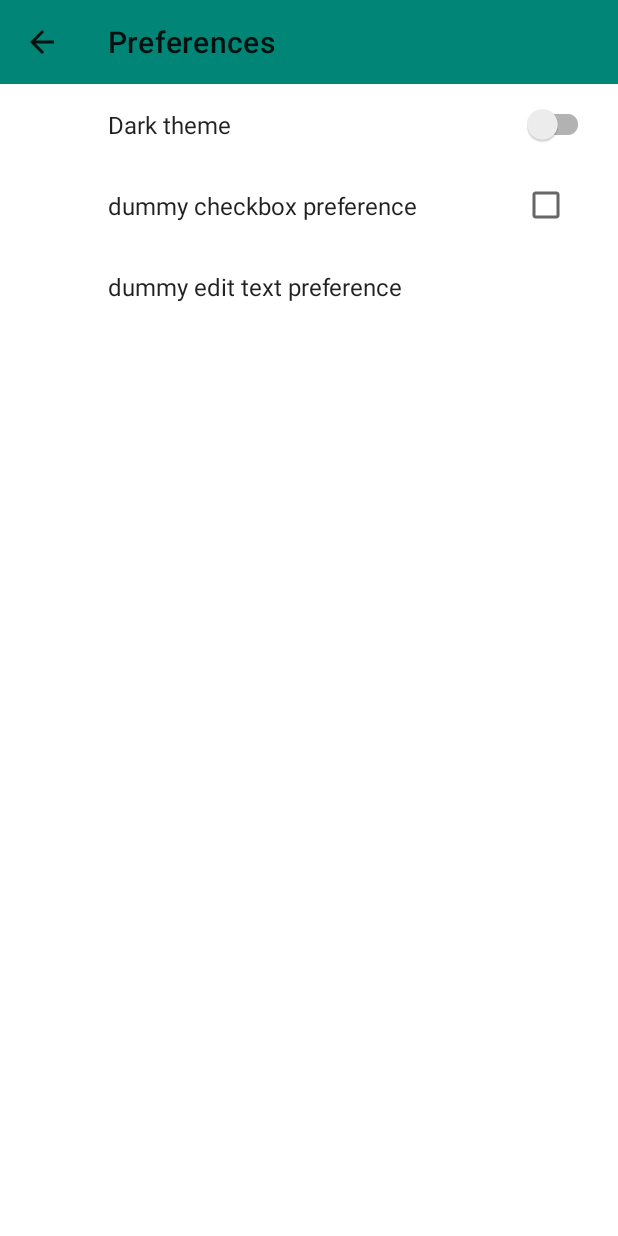
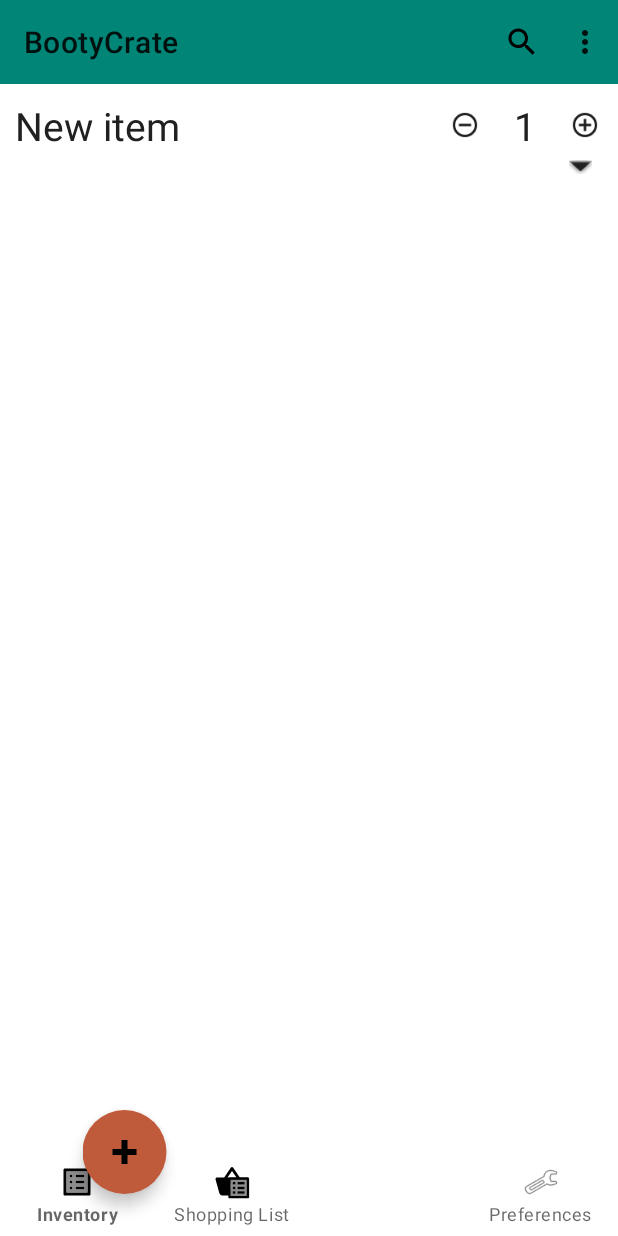
Before and after one commit to CliffracerMerchant/BootyCrate, an Android app: the screen it shows after launch (PreferencesActivity before the commit, MainActivity after it), in the options menu, after a tap on "Preferences", on a phone screen of 412 x 824 dp. Run offline under Robolectric (Android 15) with nearby library versions, the phone set to English and light mode, and no system bars; our stand-ins replace Room's generated code.

Commit message:
Refactored most of MainActivity into InventoryViewFragment

```diff
--- a/app/src/main/java/com/cliffracermerchant/bootycrate/IntegerEdit.kt
+++ b/app/src/main/java/com/cliffracermerchant/bootycrate/IntegerEdit.kt
@@ -31,6 +31,11 @@ import kotlinx.android.synthetic.main.integer_edit_layout.view.*
  *  intermediate states, IntegerEdit will only change its publicly accessible
  *  LiveData member after a change is made AND no further change to the value
  *  is made within the valueChangedNotificationTimeout interval.
+ *      The EditText is by default not focusable in touch mode, but this can be
+ *  changed by setting the member isEditable. If set to true, the user can edit
+ *  the value directly (rather than through the user of the decrease / increase
+ *  buttons). When in the editable state, the EditText will underline the cur-
+ *  rent value to indicate this to the user.
  *
  *  XML Attributes:
  *  - Int initialValue = 0: The starting value
--- a/app/src/main/java/com/cliffracermerchant/bootycrate/InventoryRecyclerView.kt
+++ b/app/src/main/java/com/cliffracermerchant/bootycrate/InventoryRecyclerView.kt
@@ -227,33 +227,6 @@ class InventoryRecyclerView(context: Context, attributes: AttributeSet) :
                     view.collapse()
                     expandedItemAdapterPos = null
                 }
-
-                // Data change listeners
-                /*view.nameEdit.setOnEditorActionListener { _, actionId, _ ->
-                    if (actionId == EditorInfo.IME_ACTION_DONE) {
-                        imm.hideSoftInputFromWindow(view.nameEdit.windowToken, 0)
-                        viewModel.updateName(listDiffer.currentList[adapterPosition],
-                                             view.nameEdit.text.toString())
-                        view.nameEdit.clearFocus()
-                    }
-                    actionId == EditorInfo.IME_ACTION_DONE
-                }
-                view.extraInfoEdit.setOnEditorActionListener { _, actionId, _ ->
-                    if (actionId == EditorInfo.IME_ACTION_DONE) {
-                        imm.hideSoftInputFromWindow(view.extraInfoEdit.windowToken, 0)
-                        view.extraInfoEdit.clearFocus()
-                        viewModel.updateExtraInfo(listDiffer.currentList[adapterPosition],
-                                                  view.extraInfoEdit.text.toString())
-                    }
-                    actionId == EditorInfo.IME_ACTION_DONE
-                }
-                view.amountEdit.valueEdit.setOnEditorActionListener { _, actionId, _ ->
-                    if (actionId == EditorInfo.IME_ACTION_DONE) {
-                        view.amountEdit.valueEdit.clearFocus()
-                        view.amountEdit.updateLiveDataFromEditor()
-                    }
-                    actionId == EditorInfo.IME_ACTION_DONE
-                }*/
                 view.nameEdit.liveData.observeForever { value ->
                     if (adapterPosition == -1) return@observeForever
                     viewModel.updateName(listDiffer.currentList[adapterPosition], value)
--- /dev/null
+++ b/app/src/main/java/com/cliffracermerchant/bootycrate/InventoryViewFragment.kt
@@ -0,0 +1,125 @@
+package com.cliffracermerchant.bootycrate
+
+import android.graphics.drawable.AnimatedVectorDrawable
+import android.graphics.drawable.Drawable
+import android.os.Bundle
+import android.view.*
+import androidx.fragment.app.Fragment
+import androidx.appcompat.view.ActionMode
+import androidx.lifecycle.Observer
+import androidx.lifecycle.ViewModelProvider
+import kotlinx.android.synthetic.main.inventory_view_fragment_layout.recyclerView
+import java.io.File
+
+class InventoryViewFragment : Fragment() {
+
+    private var deleteIcon: Drawable? = null
+    private var addIcon: Drawable? = null
+    private lateinit var mainActivity: MainActivity
+
+    companion object {
+        val instance = InventoryViewFragment()
+        // This is used to make sure that the selection state
+        // is not restored on a fresh restart of the app
+        var ranOnce = false
+    }
+
+    private lateinit var viewModel: InventoryViewModel
+
+    override fun onCreateView(inflater: LayoutInflater, container: ViewGroup?,
+                              savedInstanceState: Bundle?): View? {
+        return inflater.inflate(R.layout.inventory_view_fragment_layout, container, false)
+    }
+
+    override fun onViewCreated(view: View, savedInstanceState: Bundle?) {
+        super.onActivityCreated(savedInstanceState)
+        mainActivity = requireActivity() as MainActivity
+        viewModel = ViewModelProvider(this).get(InventoryViewModel::class.java)
+        recyclerView.setViewModel(this, viewModel)
+        recyclerView.bottomBar = mainActivity.bab
+
+        deleteIcon = requireActivity().getDrawable(R.drawable.fab_animated_add_to_delete_icon)
+        addIcon = requireActivity().getDrawable(R.drawable.fab_animated_delete_to_add_icon)
+        mainActivity.fab.setImageDrawable(deleteIcon)
+        mainActivity.fab.setOnClickListener { recyclerView.addNewItem() }
+
+        recyclerView.selection.sizeLiveData.observe(viewLifecycleOwner, Observer { newSize ->
+            if (newSize == 0 && mainActivity.actionMode != null) mainActivity.actionMode?.finish()
+            else if (newSize > 0) {
+                if (mainActivity.actionMode == null)
+                    mainActivity.actionMode = mainActivity.startSupportActionMode(actionModeCallback)
+                mainActivity.actionMode?.title = getString(R.string.action_mode_title, newSize)
+            }
+        })
+
+        if (!ranOnce) { ranOnce = true; return }
+        val selectionStateFile = File(mainActivity.cacheDir, "selection_state")
+        if (selectionStateFile.exists()) {
+            val selectionStateString = selectionStateFile.readText().split(',')
+            // size - 1 is to leave off the trailing comma
+            val selectionState = IntArray(selectionStateString.size - 1) { i ->
+                selectionStateString[i].toInt() }
+            recyclerView.selection.restoreState(selectionState)
+        }
+    }
+
+    override fun onSaveInstanceState(outState: Bundle) {
+        val selectionStateFile = File(mainActivity.cacheDir, "selection_state")
+        val writer = selectionStateFile.writer()
+        for (id in recyclerView.selection.saveState())
+            writer.write("$id,")
+        writer.close()
+        super.onSaveInstanceState(outState)
+    }
+
+//    override fun onRestoreInstanceState(savedInstanceState: Bundle) {
+//        super.onRestoreInstanceState(savedInstanceState)
+//        val selectionStateFile = File(cacheDir, "selection_state")
+//        if (selectionStateFile.exists()) {
+//            val selectionStateString = selectionStateFile.readText().split(',')
+//            for (idString in selectionStateString) Log.d("savestate", idString)
+//            val selectionState = IntArray(selectionStateString.size) { idString -> idString }
+//            recyclerView.selection.restoreState(selectionState)
+//            selectionStateFile.delete()
+//        }
+//    }
+
+    private val actionModeCallback = object: ActionMode.Callback {
+        private var addToShoppingListButton: MenuItem? = null
+        private var moveToOtherInventoryButton: MenuItem? = null
+        private var search: MenuItem? = null
+
+        override fun onActionItemClicked(mode: ActionMode?, item: MenuItem?): Boolean {
+            if (item?.itemId == R.id.preferences_menu_item) return true
+            //startActivity(Intent(this@MainActivity, PreferencesActivity::class.java))
+            return true
+        }
+
+        override fun onCreateActionMode(mode: ActionMode?, menu: Menu?): Boolean {
+            mode?.menuInflater?.inflate(R.menu.action_bar_menu, menu)
+            addToShoppingListButton = menu?.findItem(R.id.add_to_shopping_list_button)
+            moveToOtherInventoryButton = menu?.findItem(R.id.move_to_other_inventory)
+            search = menu?.findItem(R.id.app_bar_search)
+            addToShoppingListButton?.isVisible = true
+            moveToOtherInventoryButton?.isVisible = true
+            search?.isVisible = false
+            mainActivity.fab.setOnClickListener{
+                recyclerView.deleteItems(*recyclerView.selection.saveState())
+            }
+            mainActivity.fab.setImageDrawable(deleteIcon)
+            (mainActivity.fab.drawable as AnimatedVectorDrawable).start()
+            return true
+        }
+
+        override fun onPrepareActionMode(mode: ActionMode?, menu: Menu?) = true
+
+        override fun onDestroyActionMode(mode: ActionMode?) {
+            recyclerView.selection.clear()
+            mainActivity.fab.setOnClickListener { recyclerView.addNewItem() }
+            mainActivity.fab.setImageDrawable(addIcon)
+            (mainActivity.fab.drawable as AnimatedVectorDrawable).start()
+            mainActivity.actionMode = null
+        }
+    }
+
+}
--- a/app/src/main/java/com/cliffracermerchant/bootycrate/MainActivity.kt
+++ b/app/src/main/java/com/cliffracermerchant/bootycrate/MainActivity.kt
@@ -1,37 +1,27 @@
 package com.cliffracermerchant.bootycrate
 
-import android.content.Context
-import android.content.Intent
-import android.content.res.ColorStateList
-import android.graphics.drawable.AnimatedVectorDrawable
-import android.graphics.drawable.Drawable
 import android.os.Bundle
-import android.util.AttributeSet
-import android.util.Log
 import android.view.Menu
 import android.view.MenuItem
 import androidx.appcompat.app.AppCompatActivity
 import androidx.appcompat.view.ActionMode
-import androidx.lifecycle.*
 import androidx.preference.PreferenceManager.getDefaultSharedPreferences
-import com.google.android.material.bottomappbar.BottomAppBar
+import com.google.android.material.bottomnavigation.BottomNavigationView
+import com.google.android.material.floatingactionbutton.FloatingActionButton
 import kotlinx.android.synthetic.main.activity_main.*
-import kotlinx.android.synthetic.main.activity_main.view.*
-import kotlinx.android.synthetic.main.content_main.*
-import java.io.File
 
 class MainActivity : AppCompatActivity() {
+    var actionMode: ActionMode? = null
+    lateinit var fab: FloatingActionButton
+    lateinit var bab: BottomAppBar
 
-    private var actionMode: ActionMode? = null
-    private var deleteIcon: Drawable? = null
-    private var addIcon: Drawable? = null
+    enum class FragmentID { InventoryView, Preferences }
 
-    // This is used to make sure that the selection state
-    // is not restored on a fresh restart of the app
-    companion object { var ranOnce = false }
+    companion object {
+        var activeFragmentID: FragmentID? = null
+    }
 
     override fun onCreate(savedInstanceState: Bundle?) {
-
         super.onCreate(savedInstanceState)
 
         val prefs = getDefaultSharedPreferences(this)
@@ -39,36 +29,17 @@ class MainActivity : AppCompatActivity() {
         setTheme(if (darkThemeActive) R.style.DarkTheme
                  else                 R.style.LightTheme)
 
-        deleteIcon = getDrawable(R.drawable.fab_animated_add_to_delete_icon)
-        addIcon = getDrawable(R.drawable.fab_animated_delete_to_add_icon)
-
         setContentView(R.layout.activity_main)
-        setSupportActionBar(toolbar)
-
-        val viewModel = ViewModelProvider(this).get(InventoryViewModel::class.java)
-        recyclerView.setViewModel(this, viewModel)
-        recyclerView.bottomBar = bottom_app_bar
-        recyclerView.selection.sizeLiveData.observe(this, Observer { newSize ->
-            if (newSize == 0 && actionMode != null) actionMode?.finish()
-            else if (newSize > 0) {
-                if (actionMode == null) actionMode = startSupportActionMode(actionModeCallback)
-                actionMode?.title = getString(R.string.action_mode_title, newSize)
+        setSupportActionBar(action_bar)
+        fab = floating_action_button
+        bab = bottom_app_bar
+        val currentFragmentId = when (activeFragmentID) {
+            FragmentID.Preferences -> R.id.preferences_navigation_button
+            else ->                   R.id.inventory_navigation_button
         }
-        })
-
-        floating_action_button.setOnClickListener { recyclerView.addNewItem() }
         bottom_navigation_bar.itemIconTintList = null
-
-        if (!ranOnce) { ranOnce = true; return }
-        val selectionStateFile = File(cacheDir, "selection_state")
-        if (selectionStateFile.exists()) {
-            val selectionStateString = selectionStateFile.readText().split(',')
-            // size - 1 is to leave off the trailing comma
-            val selectionState = IntArray(selectionStateString.size - 1) { i ->
-                selectionStateString[i].toInt()
-            }
-            recyclerView.selection.restoreState(selectionState)
-        }
+        bottom_navigation_bar.setOnNavigationItemSelectedListener(onNavigationItemSelected)
+        bottom_navigation_bar.selectedItemId = currentFragmentId
     }
 
     override fun onCreateOptionsMenu(menu: Menu?): Boolean {
@@ -77,74 +48,33 @@ class MainActivity : AppCompatActivity() {
     }
 
     override fun onOptionsItemSelected(item: MenuItem): Boolean {
-        if (item.itemId == R.id.preferences_menu_item) onPreferencesMenuItemClicked()
+        if (item.itemId == R.id.preferences_menu_item) { }
+            //startActivity(Intent(this, PreferencesActivity::class.java))
         return super.onOptionsItemSelected(item)
     }
 
-    override fun onSaveInstanceState(outState: Bundle) {
-        val selectionStateFile = File(cacheDir, "selection_state")
-        val writer = selectionStateFile.writer()
-        for (id in recyclerView.selection.saveState())
-            writer.write("$id,")
-        writer.close()
-        super.onSaveInstanceState(outState)
+    private val onNavigationItemSelected =
+            BottomNavigationView.OnNavigationItemSelectedListener { item: MenuItem ->
+        when (item.itemId) {
+            R.id.inventory_navigation_button -> {
+                actionMode?.finish()
+                activeFragmentID = FragmentID.InventoryView
+                supportFragmentManager.beginTransaction().replace(
+                    R.id.fragment_container, InventoryViewFragment.instance).commit()
             }
+            R.id.shopping_list_navigation_button -> {
 
-    override fun onRestoreInstanceState(savedInstanceState: Bundle) {
-        super.onRestoreInstanceState(savedInstanceState)
-        val selectionStateFile = File(cacheDir, "selection_state")
-        if (selectionStateFile.exists()) {
-            val selectionStateString = selectionStateFile.readText().split(',')
-            for (idString in selectionStateString) Log.d("savestate", idString)
-            val selectionState = IntArray(selectionStateString.size) { idString ->
-                idString//.toInt()
             }
-            recyclerView.selection.restoreState(selectionState)
-            selectionStateFile.delete()
+            R.id.preferences_navigation_button -> {
+                if (activeFragmentID == FragmentID.InventoryView)
+                    supportFragmentManager.saveFragmentInstanceState(InventoryViewFragment.instance)
+                actionMode?.finish()
+                activeFragmentID = FragmentID.Preferences
+                supportFragmentManager.beginTransaction().replace(
+                    R.id.fragment_container, PreferencesFragment.instance).commit()
+                floating_action_button.setOnClickListener(null)
             }
         }
-
-    override fun onDestroy() {
-        super.onDestroy()
-    }
-
-    private val actionModeCallback = object: ActionMode.Callback {
-        private var addToShoppingListButton: MenuItem? = null
-        private var moveToOtherInventoryButton: MenuItem? = null
-        private var search: MenuItem? = null
-
-        override fun onActionItemClicked(mode: ActionMode?, item: MenuItem?): Boolean {
-            if (item?.itemId == R.id.preferences_menu_item) onPreferencesMenuItemClicked()
-            return true
-        }
-
-        override fun onCreateActionMode(mode: ActionMode?, menu: Menu?): Boolean {
-            mode?.menuInflater?.inflate(R.menu.action_bar_menu, menu)
-            addToShoppingListButton = menu?.findItem(R.id.add_to_shopping_list_button)
-            moveToOtherInventoryButton = menu?.findItem(R.id.move_to_other_inventory)
-            search = menu?.findItem(R.id.app_bar_search)
-            addToShoppingListButton?.isVisible = true
-            moveToOtherInventoryButton?.isVisible = true
-            search?.isVisible = false
-            floating_action_button.setOnClickListener{
-                recyclerView.deleteItems(*recyclerView.selection.saveState())
-            }
-            floating_action_button.setImageDrawable(deleteIcon)
-            (floating_action_button.drawable as AnimatedVectorDrawable).start()
-            return true
-        }
-
-        override fun onPrepareActionMode(mode: ActionMode?, menu: Menu?) = true
-
-        override fun onDestroyActionMode(mode: ActionMode?) {
-            recyclerView.selection.clear()
-            floating_action_button.setOnClickListener { recyclerView.addNewItem() }
-            floating_action_button.setImageDrawable(addIcon)
-            (floating_action_button.drawable as AnimatedVectorDrawable).start()
-            actionMode = null
+        false
     }
 }
-
-    private fun onPreferencesMenuItemClicked() =
-        startActivity(Intent(this, PreferencesActivity::class.java))
-}
--- a/app/src/main/java/com/cliffracermerchant/bootycrate/PreferencesActivity.kt
+++ /dev/null
@@ -1,72 +0,0 @@
-package com.cliffracermerchant.bootycrate
-
-import android.content.Context
-import android.os.Bundle
-import androidx.appcompat.app.AppCompatActivity
-import androidx.preference.Preference
-import androidx.preference.PreferenceFragmentCompat
-import androidx.preference.SwitchPreferenceCompat
-import android.view.LayoutInflater
-import android.view.ViewGroup
-import androidx.preference.PreferenceManager.getDefaultSharedPreferences
-import androidx.recyclerview.widget.RecyclerView
-
-
-class PreferencesActivity : AppCompatActivity() {
-
-    override fun onCreate(savedInstanceState: Bundle?) {
-        val prefs = getDefaultSharedPreferences(this)
-        val darkThemeActive = prefs.getBoolean(getString(R.string.pref_dark_theme_active), false)
-        setTheme(if (darkThemeActive) R.style.DarkTheme
-                 else                 R.style.LightTheme)
-
-        super.onCreate(savedInstanceState)
-        setContentView(R.layout.preferences_layout)
-        setSupportActionBar(findViewById(R.id.toolbar))
-        supportFragmentManager.beginTransaction().replace(
-            R.id.preferences_menu_item,PreferencesFragment()).commit()
-        supportActionBar?.setDisplayHomeAsUpEnabled(true)
-    }
-
-    override fun onBackPressed() {
-        /* Normally using the back button to return to the main activity as
-         * opposed to the navigate up button will cause the main activity to
-         * become visible again before it checks for a theme change. It would
-         * therefore be temporarily visible with the old theme before it can
-         * update itself to use the new theme. Making the back button function
-         * the same as the navigate up button will prevent this. */
-        onNavigateUp()
-    }
-
-    class PreferencesFragment : PreferenceFragmentCompat() {
-        private lateinit var itemDecoration: AlternatingRowBackgroundDecoration
-
-        private val darkThemeChangeListener =
-            Preference.OnPreferenceChangeListener { _, _ ->
-                activity?.recreate()
-                true
-            }
-
-        override fun onCreatePreferences(savedInstanceState: Bundle?, rootKey: String?) {
-            setPreferencesFromResource(R.xml.preferences, rootKey)
-
-            val darkThemeActivePref = findPreference<SwitchPreferenceCompat>(
-                                    getString(R.string.pref_dark_theme_active))
-            darkThemeActivePref?.onPreferenceChangeListener = darkThemeChangeListener
-            darkThemeActivePref?.isPersistent = true
-        }
-
-        override fun onAttach(context: Context) {
-            itemDecoration = AlternatingRowBackgroundDecoration(context)
-            super.onAttach(/*themeWrapper*/context)
-        }
-
-        override fun onCreateRecyclerView(inflater: LayoutInflater, parent: ViewGroup,
-                                          savedInstanceState: Bundle?): RecyclerView? {
-            val recyclerView = super.onCreateRecyclerView(inflater, parent,
-                                                          savedInstanceState)
-            recyclerView.addItemDecoration(itemDecoration)
-            return recyclerView
-        }
-    }
-}
--- a/app/src/main/res/layout/activity_main.xml
+++ b/app/src/main/res/layout/activity_main.xml
@@ -9,31 +9,34 @@
     tools:context=".MainActivity">
 
     <androidx.appcompat.widget.Toolbar
-        android:id="@+id/toolbar"
+        android:id="@+id/action_bar"
         android:layout_width="match_parent"
         android:layout_height="?attr/actionBarSize"
         android:background="?attr/colorPrimary"
         android:minHeight="?attr/actionBarSize"
         android:theme="?attr/actionBarTheme"
-        app:menu="@menu/action_bar_menu" />
+        app:menu="@menu/action_bar_menu"
+        android:transitionName="action_bar" />
 
-    <include layout="@layout/content_main" />
+    <FrameLayout
+        android:id="@+id/fragment_container"
+        android:layout_width = "match_parent"
+        android:layout_height = "match_parent"
+        android:layout_marginTop="?attr/actionBarSize" />
+
 
     <com.cliffracermerchant.bootycrate.BottomAppBar
         android:id="@+id/bottom_app_bar"
         android:layout_width="match_parent"
-        android:layout_height="wrap_content"
+        android:layout_height="?attr/actionBarSize"
         android:layout_gravity="bottom"
         android:backgroundTint="@color/colorPrimary"
         app:contentInsetStart="0dp"
         app:fabAlignmentMode="center"
         app:fabCradleMargin="6dp"
         app:fabCradleRoundedCornerRadius="20dp"
-        app:fabCradleVerticalOffset="-18dp">
-
-        <LinearLayout
-            android:layout_width="match_parent"
-            android:layout_height="wrap_content">
+        app:fabCradleVerticalOffset="-18dp"
+        android:transitionName="bottom_app_bar">
 
         <com.google.android.material.bottomnavigation.BottomNavigationView
             android:id="@+id/bottom_navigation_bar"
@@ -45,8 +48,6 @@
             app:labelVisibilityMode="labeled"
             app:menu="@menu/bottom_navigation_bar_menu" />
 
-        </LinearLayout>
-
     </com.cliffracermerchant.bootycrate.BottomAppBar>
 
     <com.google.android.material.floatingactionbutton.FloatingActionButton
@@ -57,6 +58,7 @@
         android:src="@drawable/fab_animated_add_to_delete_icon"
         android:translationX="55dp"
         app:borderWidth="0dp"
-        app:layout_anchor="@id/bottom_app_bar" />
+        app:layout_anchor="@id/bottom_app_bar"
+        android:transitionName="floating_action_button"/>
 
 </androidx.coordinatorlayout.widget.CoordinatorLayout>
--- a/app/src/main/res/layout/preferences_layout.xml
+++ /dev/null
@@ -1,20 +0,0 @@
-<LinearLayout xmlns:android="http://schemas.android.com/apk/res/android"
-    android:layout_width="match_parent"
-    android:layout_height="match_parent"
-    android:orientation="vertical">
-
-    <androidx.appcompat.widget.Toolbar
-        android:id="@+id/toolbar"
-        android:layout_width="match_parent"
-        android:layout_height="wrap_content"
-        android:background="?attr/colorPrimary"
-        android:minHeight="?attr/actionBarSize"
-        android:theme="?attr/actionBarTheme" />
-
-    <FrameLayout
-        android:id="@+id/preferences_menu_item"
-        android:layout_width="match_parent"
-        android:layout_height="match_parent" >
-
-    </FrameLayout>
-</LinearLayout>
--- a/app/src/main/res/menu/bottom_navigation_bar_menu.xml
+++ b/app/src/main/res/menu/bottom_navigation_bar_menu.xml
@@ -3,7 +3,7 @@
     xmlns:android="http://schemas.android.com/apk/res/android">
 
     <item
-        android:id="@+id/inventory_view_navigation_button"
+        android:id="@+id/inventory_navigation_button"
         android:icon="@drawable/ic_list_alt_24px"
         android:title="@string/inventory_navigation_item_name" />
     <item
@@ -13,7 +13,7 @@
     <item
         android:id="@+id/bottom_navigation_spacer"
         android:enabled="false"
-        android:title=" " />
+        android:title="" />
     <item
         android:id="@+id/preferences_navigation_button"
         android:icon="@android:drawable/ic_menu_preferences"
```
Also changed, not shown: app/src/main/java/com/cliffracermerchant/bootycrate/PreferencesFragment.kt (added, +44 -0 lines), app/src/main/res/layout/inventory_view_fragment_layout.xml (renamed from app/src/main/res/layout/content_main.xml, +2 -9 lines), app/src/main/res/values/styles.xml (+8 -0 lines). Lines whose indentation alone changed are shown as unchanged.
